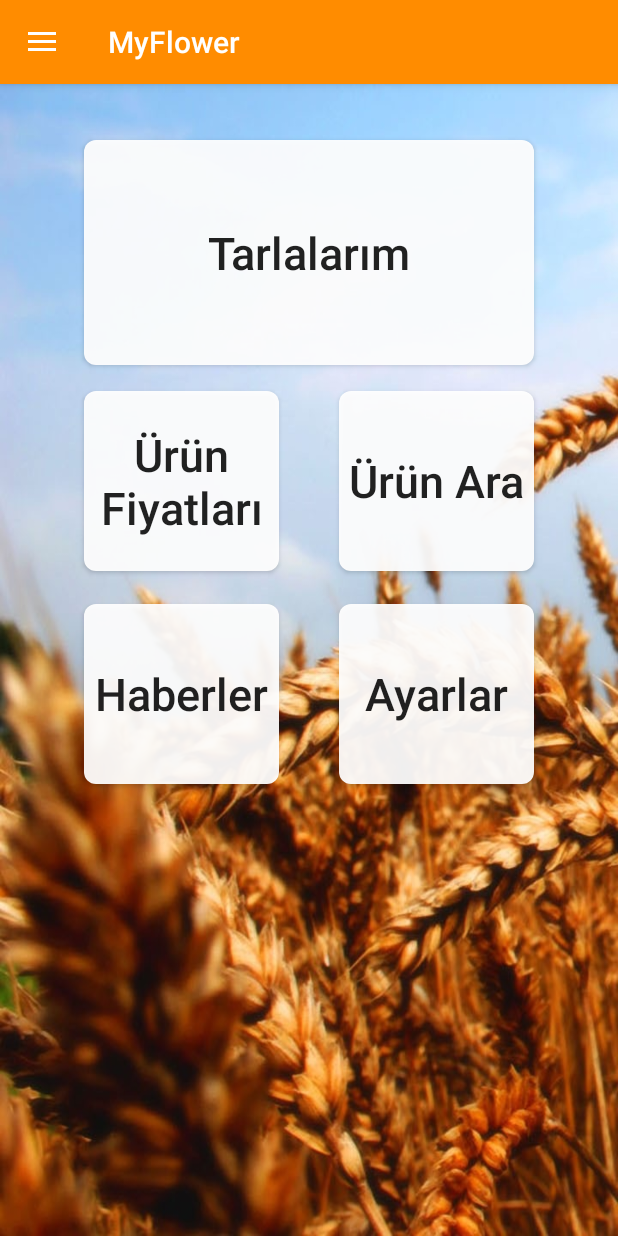
After one commit to harrunisk/MyFlower, an Android app: the AnasayfaActivity screen opened directly, with no data from a screen before it, on a phone screen of 412 x 824 dp. The commit adds this screen. Run offline under Robolectric (Android 15) with nearby library versions, the phone set to English and light mode, and no system bars; libraries missing offline, so code that uses them is left out: com.github.mikephil.charting, org.eclipse.paho; 1 statement that could not run was skipped.

Commit message:
Loginden sonra Anasayfaya yönlendirdim. Navigation drawere Anasayfa butonu ekledim.

```diff
--- a/app/src/main/AndroidManifest.xml
+++ b/app/src/main/AndroidManifest.xml
@@ -23,6 +23,8 @@
                 <category android:name="android.intent.category.LAUNCHER" />
             </intent-filter>
         </activity>
+        <activity android:name=".AnasayfaActivity"/>
+
         <activity android:name=".MainActivity">
 
             <!--
--- /dev/null
+++ b/app/src/main/java/com/example/harun/myflower/AnasayfaActivity.java
@@ -0,0 +1,143 @@
+package com.example.harun.myflower;
+
+import android.content.Intent;
+import android.content.SharedPreferences;
+import android.os.Bundle;
+import android.support.annotation.NonNull;
+import android.support.design.widget.NavigationView;
+import android.support.v4.widget.DrawerLayout;
+import android.support.v7.app.ActionBarDrawerToggle;
+import android.support.v7.app.AppCompatActivity;
+import android.util.Log;
+import android.view.MenuItem;
+import android.view.View;
+import android.widget.AdapterView;
+import android.widget.ArrayAdapter;
+import android.widget.Button;
+import android.widget.ListView;
+import android.widget.TextView;
+import android.widget.Toast;
+
+import com.github.mikephil.charting.charts.LineChart;
+
+import org.eclipse.paho.client.mqttv3.IMqttDeliveryToken;
+import org.eclipse.paho.client.mqttv3.MqttCallbackExtended;
+import org.eclipse.paho.client.mqttv3.MqttMessage;
+
+import java.text.DateFormat;
+import java.text.SimpleDateFormat;
+import java.util.ArrayList;
+import java.util.Calendar;
+import java.util.HashMap;
+
+import helpers.ChartHelper;
+import helpers.MqttHelper;
+
+public class AnasayfaActivity extends AppCompatActivity {
+
+
+    TextView username;
+
+  Button tarla,fiyat,urun,haber,ayarlar;
+
+
+    SharedPreferences preferences;//preferences referansı
+    SharedPreferences.Editor editor;
+private DrawerLayout mDrawer;
+private ActionBarDrawerToggle toolbar;
+
+    @Override
+    protected void onCreate(Bundle savedInstanceState) {
+        super.onCreate(savedInstanceState);
+        setContentView(R.layout.activity_anasayfa);
+        tarla=(Button) findViewById(R.id.tarla);
+        fiyat=(Button) findViewById(R.id.fiyat);
+        urun=(Button) findViewById(R.id.urunAra);
+        haber=(Button) findViewById(R.id.haber);
+        ayarlar=(Button) findViewById(R.id.ayarlar);
+
+
+        mDrawer=(DrawerLayout)findViewById(R.id.drawer);
+        toolbar=new ActionBarDrawerToggle(this,mDrawer,R.string.open,R.string.kapa);
+        mDrawer.addDrawerListener(toolbar);
+        toolbar.syncState();
+        getSupportActionBar().setDisplayHomeAsUpEnabled(true);
+
+
+        NavigationView navigationView = (NavigationView) findViewById(R.id.navigation);
+        username=(TextView)navigationView.getHeaderView(0).findViewById(R.id.username);
+
+        Bundle extra=getIntent().getExtras();
+        final String username2=extra.getString("username");
+        username.setText(username2);
+
+        /*ImageView iv = (ImageView)navigationView.findViewById(R.id.nav_image);
+        iv.setColorFilter(Color.argb(150, 155, 155, 155),   PorterDuff.Mode.SRC_ATOP);
+*/
+
+      /*  preferences = PreferenceManager.getDefaultSharedPreferences(getApplicationContext());
+        editor = preferences.edit(); //
+        String mail = preferences.getString("email", "");
+        username.setText(mail);*/
+
+      haber.setOnClickListener(new View.OnClickListener() {
+          @Override
+          public void onClick(View v) {
+              Intent intent = new Intent(AnasayfaActivity.this, Haberler.class);
+              intent.setFlags(Intent.FLAG_ACTIVITY_SINGLE_TOP);
+              startActivity(intent);
+          }
+      });
+
+      tarla.setOnClickListener(new View.OnClickListener() {
+          @Override
+          public void onClick(View v) {
+              Intent intent = new Intent(AnasayfaActivity.this, MainActivity.class);
+              intent.setFlags(Intent.FLAG_ACTIVITY_SINGLE_TOP);
+              intent.putExtra("username",username2);
+              startActivity(intent);
+          }
+      });
+
+            navigationView.setNavigationItemSelectedListener(new NavigationView.OnNavigationItemSelectedListener() {
+                @Override
+                public boolean onNavigationItemSelected(@NonNull MenuItem item) {
+
+                    if(item.getItemId()==R.id.haber){
+                        Intent intent = new Intent(AnasayfaActivity.this, Haberler.class);
+                        intent.setFlags(Intent.FLAG_ACTIVITY_SINGLE_TOP);
+                        startActivity(intent);
+                    }
+                    if(item.getItemId()==R.id.Anasayfa){
+                        Intent intent = new Intent(AnasayfaActivity.this, AnasayfaActivity.class);
+                        intent.setFlags(Intent.FLAG_ACTIVITY_SINGLE_TOP);
+                        intent.putExtra("username",username2);
+
+                        startActivity(intent);
+                    }
+
+                    return false;
+                }
+            });
+
+    }
+
+    @Override
+    public boolean onOptionsItemSelected(MenuItem item) {
+        if(toolbar.onOptionsItemSelected(item)){
+
+
+            return true;
+        }
+
+        return super.onOptionsItemSelected(item);
+
+    }
+
+
+
+
+
+
+
+}
--- a/app/src/main/java/com/example/harun/myflower/Haberler.java
+++ b/app/src/main/java/com/example/harun/myflower/Haberler.java
@@ -76,7 +76,7 @@ public class Haberler extends AppCompatActivity {
         NavigationView navigationView = (NavigationView) findViewById(R.id.navigation);
         username=(TextView)navigationView.getHeaderView(0).findViewById(R.id.username);
 
-        String mail = preferences.getString("email", "");
+        final String mail = preferences.getString("email", "");
         username.setText(mail);
 
        /* Bundle extra=getIntent().getExtras();
@@ -93,6 +93,13 @@ public class Haberler extends AppCompatActivity {
                     intent.setFlags(Intent.FLAG_ACTIVITY_SINGLE_TOP);
                     startActivity(intent);
                     finish();
+                }
+                if(item.getItemId()==R.id.Anasayfa){
+                    Intent intent = new Intent(Haberler.this, AnasayfaActivity.class);
+                    intent.setFlags(Intent.FLAG_ACTIVITY_SINGLE_TOP);
+                    intent.putExtra("username",mail);
+
+                    startActivity(intent);
                 }
 
                 return false;
--- a/app/src/main/java/com/example/harun/myflower/Login.java
+++ b/app/src/main/java/com/example/harun/myflower/Login.java
@@ -107,7 +107,7 @@ public class Login extends AppCompatActivity {
                     if (task.isSuccessful()) {
                         progressDialog.dismiss();
                         editor.putBoolean("login", true);
-                        Intent i =new Intent(Login.this, MainActivity.class);
+                        Intent i =new Intent(Login.this, AnasayfaActivity.class);
                         i.putExtra("username",inputEmail);
                         startActivity(i);
 
--- a/app/src/main/java/com/example/harun/myflower/MainActivity.java
+++ b/app/src/main/java/com/example/harun/myflower/MainActivity.java
@@ -37,7 +37,7 @@ public class MainActivity extends AppCompatActivity {
     MqttHelper mqttHelper;
     ChartHelper mChart;
     LineChart chart;
-TextView username;
+    TextView username;
 
     ListView lv;
     ArrayAdapter adapter;
@@ -49,6 +49,8 @@ TextView username;
     int k = 88;
     int id_Veri[];
     String tarih_Veri[];
+
+
     SharedPreferences preferences;//preferences referansı
     SharedPreferences.Editor editor;
 private DrawerLayout mDrawer;
@@ -72,7 +74,7 @@ private ActionBarDrawerToggle toolbar;
         username=(TextView)navigationView.getHeaderView(0).findViewById(R.id.username);
 
         Bundle extra=getIntent().getExtras();
-        String username2=extra.getString("username");
+        final String username2=extra.getString("username");
         username.setText(username2);
 
         /*ImageView iv = (ImageView)navigationView.findViewById(R.id.nav_image);
@@ -91,6 +93,13 @@ private ActionBarDrawerToggle toolbar;
                     if(item.getItemId()==R.id.haber){
                         Intent intent = new Intent(MainActivity.this, Haberler.class);
                         intent.setFlags(Intent.FLAG_ACTIVITY_SINGLE_TOP);
+                        startActivity(intent);
+                    }
+                    if(item.getItemId()==R.id.Anasayfa){
+                        Intent intent = new Intent(MainActivity.this, AnasayfaActivity.class);
+                        intent.setFlags(Intent.FLAG_ACTIVITY_SINGLE_TOP);
+                        intent.putExtra("username",username2);
+
                         startActivity(intent);
                     }
 
@@ -150,7 +159,6 @@ private ActionBarDrawerToggle toolbar;
             }
         });
     }
-
     public void onResume(){
 
 super.onResume();
--- /dev/null
+++ b/app/src/main/res/drawable/roundedbutton.xml
@@ -0,0 +1,10 @@
+<?xml version="1.0" encoding="utf-8"?>
+<shape xmlns:android="http://schemas.android.com/apk/res/android"
+    android:shape="rectangle" android:layout_height="match_parent" android:layout_width="match_parent">
+    <solid android:color="#eeffffff" />
+    <corners android:bottomRightRadius="8dp"
+        android:bottomLeftRadius="8dp"
+        android:topRightRadius="8dp"
+        android:topLeftRadius="8dp"
+        />
+</shape>
--- /dev/null
+++ b/app/src/main/res/layout/activity_anasayfa.xml
@@ -0,0 +1,100 @@
+<?xml version="1.0" encoding="utf-8"?>
+<android.support.v4.widget.DrawerLayout
+    xmlns:android="http://schemas.android.com/apk/res/android"
+    xmlns:tools="http://schemas.android.com/tools"
+    android:layout_width="match_parent"
+    xmlns:app="http://schemas.android.com/apk/res-auto"
+    android:id="@+id/drawer"
+    android:layout_height="match_parent"
+    app:tabTextAppearance="@android:style/TextAppearance.Widget.TabWidget"
+    >
+
+    <RelativeLayout
+        android:layout_width="match_parent"
+        android:layout_height="match_parent"
+        android:background="@drawable/backround">
+
+
+        <Button
+            android:id="@+id/tarla"
+            android:layout_width="300dp"
+            android:layout_height="150dp"
+            android:layout_alignParentTop="true"
+            android:layout_centerHorizontal="true"
+            android:layout_marginTop="37dp"
+            android:background="@drawable/roundedbutton"
+            android:text="Tarlalarım"
+            android:textAllCaps="false"
+            android:textSize="30sp"
+            tools:textAllCaps="false" />
+
+        <Button
+            android:id="@+id/fiyat"
+            android:layout_width="130dp"
+            android:layout_height="120dp"
+            android:layout_alignStart="@+id/tarla"
+            android:layout_below="@+id/tarla"
+            android:layout_marginTop="17dp"
+            android:background="@drawable/roundedbutton"
+            android:text="Ürün Fiyatları"
+            android:textAllCaps="false"
+            android:textSize="30sp"
+            tools:textAllCaps="false"
+
+            />
+
+        <Button
+            android:id="@+id/urunAra"
+            android:layout_width="130dp"
+            android:layout_height="120dp"
+            android:layout_alignEnd="@+id/tarla"
+            android:layout_alignTop="@+id/fiyat"
+            android:background="@drawable/roundedbutton"
+            android:text="Ürün Ara"
+            android:textAllCaps="false"
+            android:textSize="30sp"
+            tools:textAllCaps="false" />
+
+        <Button
+            android:id="@+id/haber"
+            android:layout_width="130dp"
+            android:layout_height="120dp"
+            android:layout_alignStart="@+id/fiyat"
+            android:layout_below="@+id/fiyat"
+            android:layout_marginTop="22dp"
+            android:background="@drawable/roundedbutton"
+            android:text="Haberler"
+            android:textAllCaps="false"
+            android:textSize="30sp"
+            tools:textAllCaps="false" />
+
+        <Button
+            android:id="@+id/ayarlar"
+            android:layout_width="130dp"
+            android:layout_height="120dp"
+            android:layout_alignStart="@+id/urunAra"
+            android:layout_below="@+id/urunAra"
+            android:layout_marginTop="22dp"
+            android:background="@drawable/roundedbutton"
+            android:text="Ayarlar"
+            android:textAllCaps="false"
+            android:textSize="30sp"
+            tools:textAllCaps="false" />
+
+    </RelativeLayout>
+
+    <android.support.design.widget.NavigationView
+        android:layout_width="wrap_content"
+        android:layout_height="match_parent"
+        android:background="@android:color/white"
+        android:id="@+id/navigation"
+        android:layout_gravity="start"
+        app:menu="@menu/drawer_menu"
+        app:headerLayout="@layout/nav_header"
+        >
+
+
+  </android.support.design.widget.NavigationView>
+
+
+</android.support.v4.widget.DrawerLayout>
--- a/app/src/main/res/menu/drawer_menu.xml
+++ b/app/src/main/res/menu/drawer_menu.xml
@@ -2,6 +2,10 @@
 <menu xmlns:android="http://schemas.android.com/apk/res/android"
     xmlns:app="http://schemas.android.com/apk/res-auto">
 
+    <item
+        android:id="@+id/Anasayfa"
+        android:icon="@drawable/home"
+        android:title="Anasayfa" />
     <item android:title="Tarlalarım"
         android:id="@+id/tarla"
         android:icon="@drawable/taractor"/>
```
Also changed, not shown: app/src/main/res/drawable/backround.jpg (added), app/src/main/res/drawable/home.png (added).
